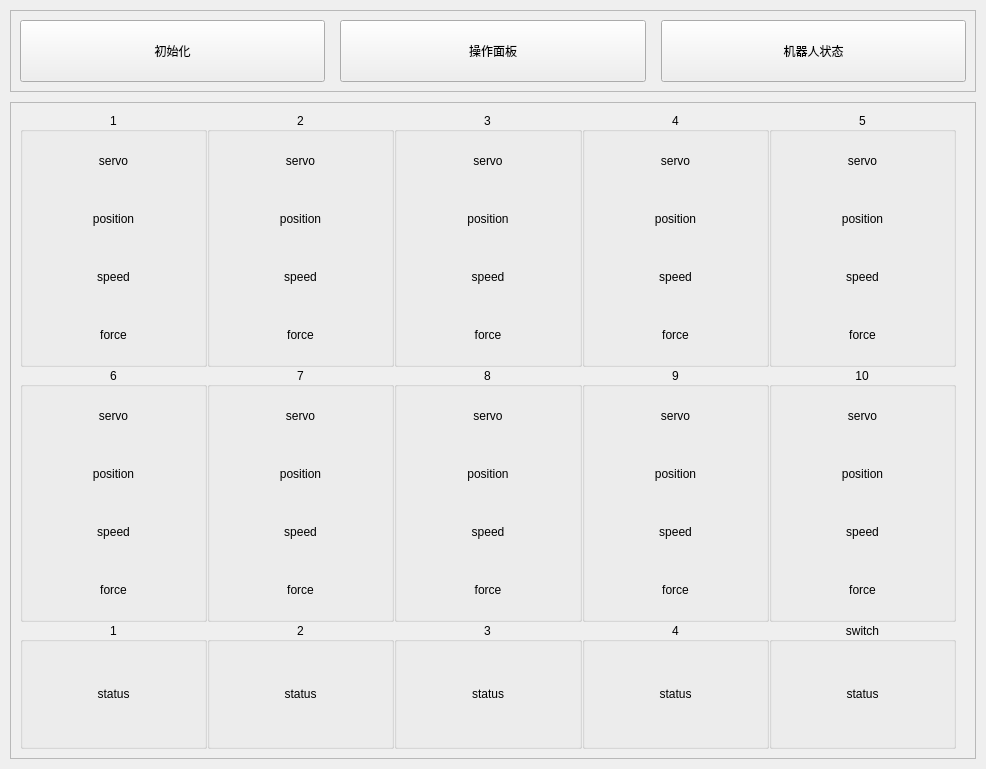
The window that gui/design/control_v3.ui (Vvi1Nn/Continuum-Robot-Project) describes before a commit, drawn with Qt 5.
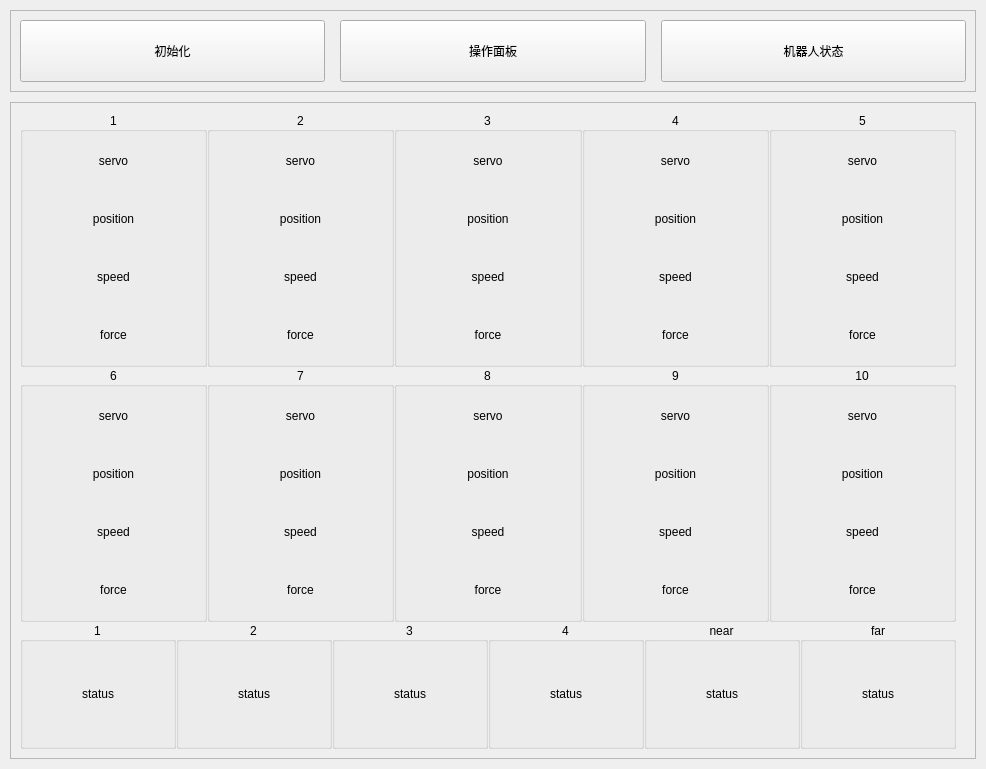
The same window after the commit. The open tabs and pages were chosen to show the change.

Commit message: 增加一个状态

Patch:
```diff
--- a/gui/design/control_v3.ui
+++ b/gui/design/control_v3.ui
@@ -3096,7 +3096,7 @@
                 <item>
                  <widget class="QGroupBox" name="switch_status">
                   <property name="title">
-                   <string>switch</string>
+                   <string>near</string>
                   </property>
                   <property name="alignment">
                    <set>Qt::AlignCenter</set>
@@ -3118,7 +3118,44 @@
                     <number>0</number>
                    </property>
                    <item>
-                    <widget class="QLabel" name="isopen">
+                    <widget class="QLabel" name="isclose_1">
+                     <property name="text">
+                      <string>status</string>
+                     </property>
+                     <property name="alignment">
+                      <set>Qt::AlignCenter</set>
+                     </property>
+                    </widget>
+                   </item>
+                  </layout>
+                 </widget>
+                </item>
+                <item>
+                 <widget class="QGroupBox" name="switch_status_2">
+                  <property name="title">
+                   <string>far</string>
+                  </property>
+                  <property name="alignment">
+                   <set>Qt::AlignCenter</set>
+                  </property>
+                  <layout class="QVBoxLayout" name="verticalLayout_37">
+                   <property name="spacing">
+                    <number>0</number>
+                   </property>
+                   <property name="leftMargin">
+                    <number>0</number>
+                   </property>
+                   <property name="topMargin">
+                    <number>0</number>
+                   </property>
+                   <property name="rightMargin">
+                    <number>0</number>
+                   </property>
+                   <property name="bottomMargin">
+                    <number>0</number>
+                   </property>
+                   <item>
+                    <widget class="QLabel" name="isclose_2">
                      <property name="text">
                       <string>status</string>
                      </property>
```
Left out of the diff: 22 changed lines with no effect on the pictures. The commit also changes 1 other file.
